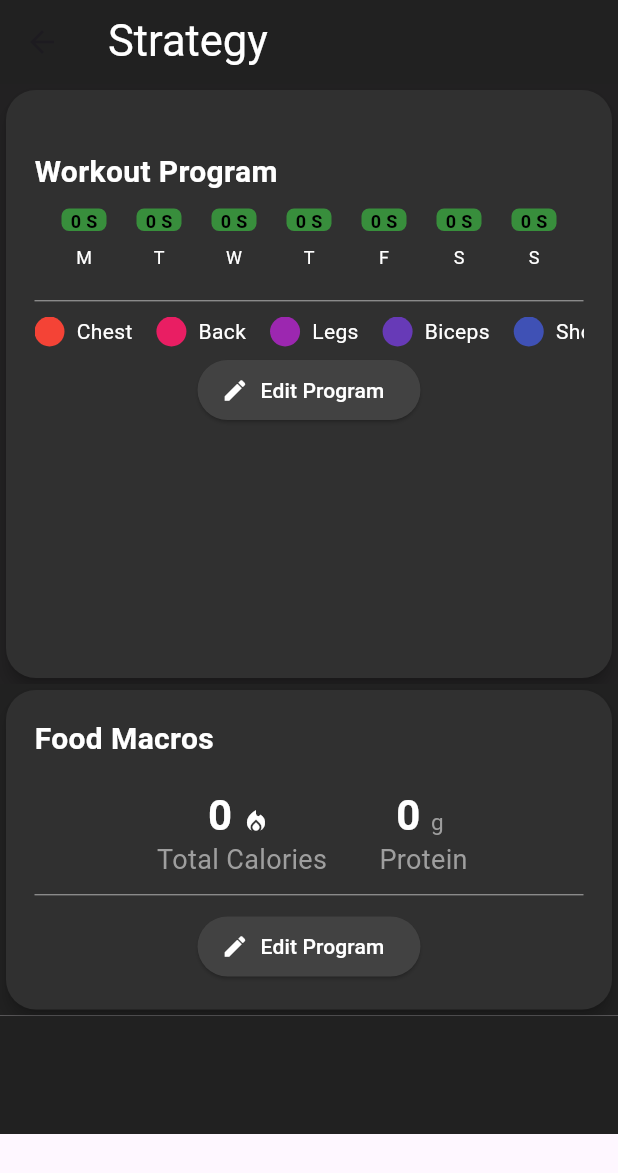
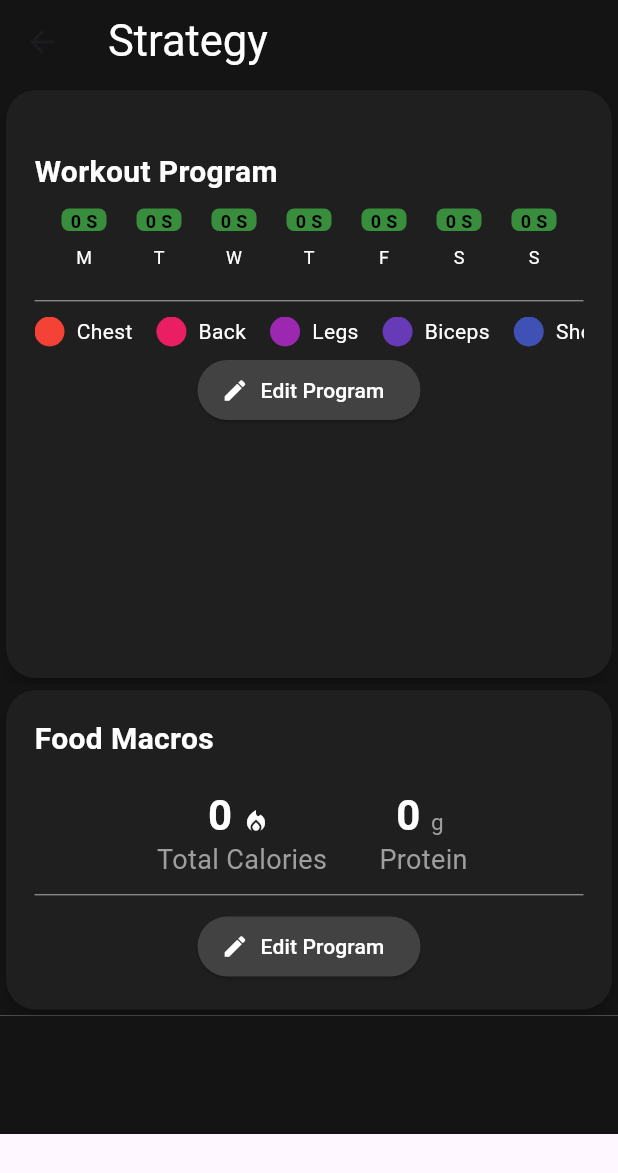
Before and after one commit to Samuel-J-Mathew/Overload--Workout-Nutrition-Weight-Tracker-ClientSide, a Flutter app: the MySplitPage screen opened directly, on a phone screen of 412 x 824 dp. Shown: the top 1173 px of the screen. Run offline on Flutter 3.47's test engine with Material 3 defaults, Android fonts, the phone set to English and light mode, and no system bars; our stand-ins replace dropdown_button2, dropdown_search, fl_chart, flutter_heatmap_calendar, hive, hive_flutter and 3 more; missing offline and left inert: excel; accounts and stored records are empty.

Commit message:
color updates

```diff
--- a/lib/components/exercise_tile.dart
+++ b/lib/components/exercise_tile.dart
@@ -28,7 +28,7 @@ class ExerciseTile extends StatelessWidget {
         //padding: EdgeInsets.all(16),
         padding: EdgeInsets.all(8),
       decoration: BoxDecoration(
-        color: Colors.grey[850],
+        color: Color.fromRGBO(31, 31, 31, 1),
         borderRadius: BorderRadius.circular(16),
       ),
 
--- a/lib/components/food_tile.dart
+++ b/lib/components/food_tile.dart
@@ -30,7 +30,7 @@ class FoodTile extends StatelessWidget {
         //padding: EdgeInsets.all(16),
         padding: EdgeInsets.all(8),
         decoration: BoxDecoration(
-          color: Colors.grey[850],
+          color: Color.fromRGBO(31, 31, 31, 1),
           borderRadius: BorderRadius.circular(16),
         ),
 
--- a/lib/pages/ExerciseLogPage.dart
+++ b/lib/pages/ExerciseLogPage.dart
@@ -155,7 +155,7 @@ class _ExerciseLogPageState extends State<ExerciseLogPage> {
         SizedBox(height: 6,),
         Expanded(
           child: Container(
-            color: Colors.grey[900],
+            color: Color.fromRGBO(20, 20, 20, 1),
             child: _selectedWorkout != null
                 ? (() {
               print('workoutID dumbdumb: ${_selectedWorkout!.id}');
@@ -185,7 +185,7 @@ class _ExerciseLogPageState extends State<ExerciseLogPage> {
     final workoutData = Provider.of<WorkoutData>(context);
 
     return Scaffold(
-      backgroundColor: Colors.grey[850],
+      backgroundColor: Color.fromRGBO(31, 31, 31, 1),
       bottomNavigationBar: BottomNavigationBar(
         items: [
           BottomNavigationBarItem(icon: Icon(Icons.home), label: 'Dashboard'),
@@ -195,7 +195,7 @@ class _ExerciseLogPageState extends State<ExerciseLogPage> {
         ],
         currentIndex: _selectedIndex, // Highlight the selected item
         onTap: _onItemTapped, // Call _onItemTapped when an item is tapped
-        backgroundColor: Colors.grey[900],
+        backgroundColor: Color.fromRGBO(20, 20, 20, 1),
         selectedItemColor: Colors.white,
         unselectedItemColor: Colors.white,
         type: BottomNavigationBarType.fixed,
--- a/lib/pages/MySplitPage.dart
+++ b/lib/pages/MySplitPage.dart
@@ -147,19 +147,19 @@ String _averageProtein = "0";
           'Strategy',
           style: TextStyle(fontSize: 29, color: Colors.white),
         ),
-        backgroundColor: Colors.grey[900],
+        backgroundColor: Color.fromRGBO(20, 20, 20, 1),
       ),
       body: Column(
         children: [
           Container(
-            color: Colors.black87,
+            color: Color.fromRGBO(20, 20, 20, 1),
             height: 400,
             child: Card(
                 elevation: 4,
                 shape: RoundedRectangleBorder(
                   borderRadius: BorderRadius.circular(20),
                 ),
-                color: Colors.grey[850],
+                color: Color.fromRGBO(31, 31, 31, 1),
                 child: Padding(
                   padding: const EdgeInsets.symmetric(
                       horizontal: 19.0),
@@ -236,14 +236,14 @@ String _averageProtein = "0";
           ),
           Container(
 
-            color: Colors.grey[900],
+            color: Color.fromRGBO(20, 20, 20, 1),
             width: MediaQuery.of(context).size.width * 1, // 90% of screen width
             child: Card(
               elevation: 4,
               shape: RoundedRectangleBorder(
                 borderRadius: BorderRadius.circular(20),
               ),
-              color: Colors.grey[850],
+              color: Color.fromRGBO(31, 31, 31, 1),
               child: Padding(
                   padding:  const EdgeInsets.symmetric(horizontal: 19.0, vertical: 18),
                 child: Column(
@@ -334,7 +334,7 @@ String _averageProtein = "0";
             ),
           ),
           Container(
-            color: Colors.grey[900],
+            color: Color.fromRGBO(20, 20, 20, 1),
             height: 79,
           ),
         ],
--- a/lib/pages/SearchPage.dart
+++ b/lib/pages/SearchPage.dart
@@ -161,7 +161,7 @@ class _SearchPageState extends State<SearchPage> {
   @override
   Widget build(BuildContext context) {
     return Scaffold(
-      backgroundColor: Colors.grey[850],
+      backgroundColor: Color.fromRGBO(31, 31, 31, 1),
 
       body: Column(
         children: [
--- a/lib/pages/workout_page.dart
+++ b/lib/pages/workout_page.dart
@@ -152,7 +152,7 @@ class _MyWidgetState extends State<WorkoutPage>{
               Expanded(
                 child: Container(
                   margin: EdgeInsets.zero,
-                  color: Colors.grey[900],
+                  color: Color.fromRGBO(20, 20, 20, 1),
                   padding: EdgeInsets.only(left: 40, right: 14,),
                   child: workout.exercises.isEmpty ?  // Check if the exercises list is empty
                   Center(  // Center widget to center the message
@@ -183,7 +183,7 @@ class _MyWidgetState extends State<WorkoutPage>{
                 constraints: BoxConstraints(
                   maxHeight: 55, // Maximum height
                 ),
-                color: Colors.grey[900],
+                color: Color.fromRGBO(25, 25, 25, 1),
                 child: Padding(
                   padding: const EdgeInsets.all(8.0),
                   child: InkWell(
@@ -192,7 +192,7 @@ class _MyWidgetState extends State<WorkoutPage>{
                     },
                     child: Container(
                       decoration: BoxDecoration(
-                        color: Colors.grey[850],
+                        color: Color.fromRGBO(40, 40, 40, 1),
                         borderRadius: BorderRadius.circular(12),
                       ),
                       child: Row(
```
Also changed, not shown: lib/pages/FoodLogPage.dart (+5 -5 lines), lib/pages/updatedHome.dart (+24 -11 lines).
